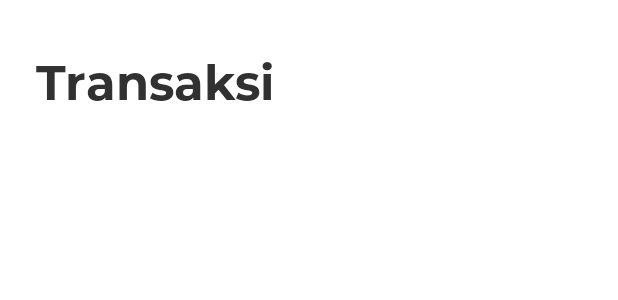
After one commit to mfakhrulam/mobileapp3gpower, an Android app: the layout fragment_transaction.xml on its own in the app's theme, with its tools: preview values and no code run, on a phone screen of 412 x 824 dp. The commit adds this screen. Shown: the top 300 px of the screen. Run offline under Robolectric (Android 15) with nearby library versions, the phone set to English and light mode, and no system bars.

```diff
--- /dev/null
+++ b/app/src/debug/res/mipmap-anydpi-v26/ic_account.xml
@@ -0,0 +1,5 @@
+<?xml version="1.0" encoding="utf-8"?>
+<adaptive-icon xmlns:android="http://schemas.android.com/apk/res/android">
+    <background android:drawable="@color/ic_account_background"/>
+    <foreground android:drawable="@drawable/ic_account_foreground"/>
+</adaptive-icon>
--- /dev/null
+++ b/app/src/debug/res/mipmap-anydpi-v26/ic_account_round.xml
@@ -0,0 +1,5 @@
+<?xml version="1.0" encoding="utf-8"?>
+<adaptive-icon xmlns:android="http://schemas.android.com/apk/res/android">
+    <background android:drawable="@color/ic_account_background"/>
+    <foreground android:drawable="@drawable/ic_account_foreground"/>
+</adaptive-icon>
--- /dev/null
+++ b/app/src/debug/res/values/ic_account_background.xml
@@ -0,0 +1,4 @@
+<?xml version="1.0" encoding="utf-8"?>
+<resources>
+    <color name="ic_account_background">#3DDC84</color>
+</resources>
--- /dev/null
+++ b/app/src/main/res/layout/fragment_transaction.xml
@@ -0,0 +1,39 @@
+<?xml version="1.0" encoding="utf-8"?>
+<FrameLayout xmlns:android="http://schemas.android.com/apk/res/android"
+    xmlns:tools="http://schemas.android.com/tools"
+    android:layout_width="match_parent"
+    android:layout_height="match_parent"
+    tools:context=".fragment.TransactionFragment">
+
+    <RelativeLayout
+        android:layout_width="wrap_content"
+        android:layout_height="wrap_content"
+        >
+
+        <TextView
+            android:id="@+id/txtv_heading"
+            android:layout_width="wrap_content"
+            android:layout_height="wrap_content"
+            android:layout_marginHorizontal="24dp"
+            android:layout_marginTop="32dp"
+            android:text="Transaksi"
+            android:fontFamily="@font/montserrat_bold"
+            android:textColor="@color/black"
+            android:textSize="32sp"
+            android:layout_alignParentTop="true"/>
+
+        <LinearLayout
+            android:layout_width="match_parent"
+            android:layout_height="match_parent"
+            android:orientation="vertical"
+            android:layout_marginTop="16dp"
+            android:layout_below="@id/txtv_heading">
+            <ListView
+                android:id="@+id/myListView"
+                android:layout_width="match_parent"
+                android:layout_height="wrap_content">
+            </ListView>
+        </LinearLayout>
+    </RelativeLayout>
+
+</FrameLayout>
--- a/app/src/main/res/values/strings.xml
+++ b/app/src/main/res/values/strings.xml
@@ -101,4 +101,6 @@
     <string name="hello_second_fragment">Hello second fragment. Arg: %1$s</string>
     <string name="title_activity_list_product">ListProduct</string>
     <string name="title_activity_maps">MapsActivity</string>
+    <!-- TODO: Remove or change this placeholder text -->
+    <string name="hello_blank_fragment">Hello blank fragment</string>
 </resources>
```
Also changed, not shown: app/src/debug/res/drawable/ic_account_foreground.xml (added, +15 -0 lines), app/src/main/res/menu/bottom_nav_menu.xml (added, +19 -0 lines), app/src/debug/ic_account-playstore.png (added), app/src/debug/res/mipmap-hdpi/ic_account.png (added), app/src/debug/res/mipmap-hdpi/ic_account_round.png (added), app/src/debug/res/mipmap-mdpi/ic_account.png (added), app/src/debug/res/mipmap-mdpi/ic_account_round.png (added), app/src/debug/res/mipmap-xhdpi/ic_account.png (added), app/src/debug/res/mipmap-xhdpi/ic_account_round.png (added), app/src/debug/res/mipmap-xxhdpi/ic_account.png (added), app/src/debug/res/mipmap-xxhdpi/ic_account_round.png (added), app/src/debug/res/mipmap-xxxhdpi/ic_account.png (added), app/src/debug/res/mipmap-xxxhdpi/ic_account_round.png (added).
